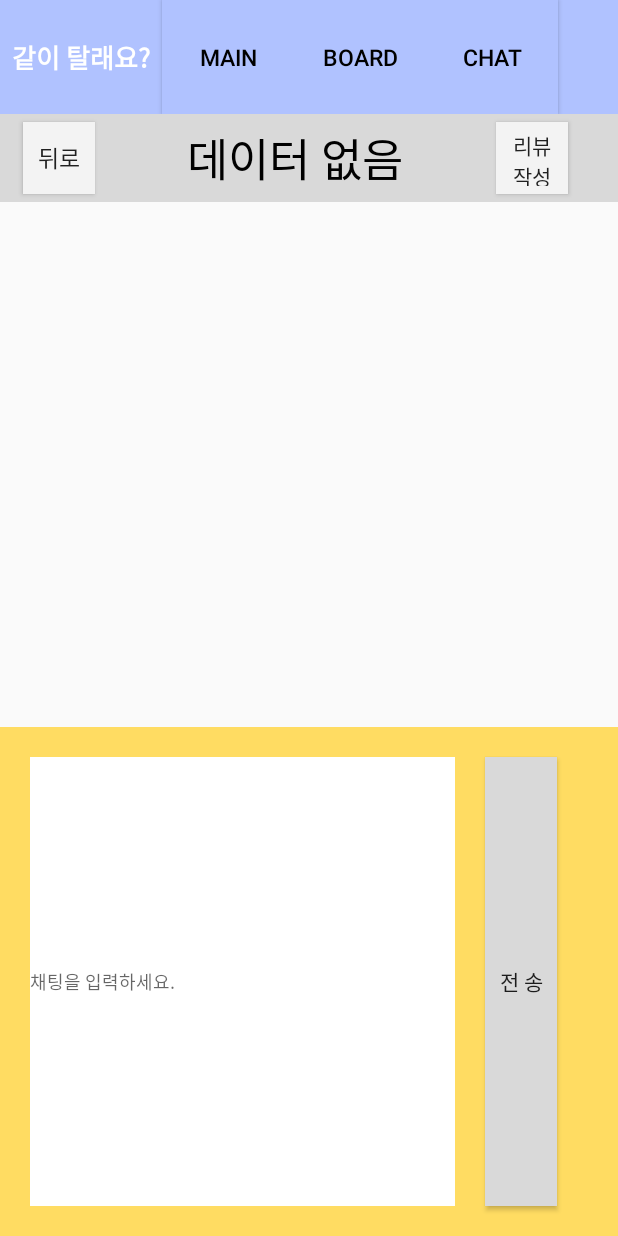
After one commit to mimino01/TeamProject1-team-5, an Android app: the layout activity_chat_testing.xml on its own in the app's theme, with its tools: preview values and no code run, on a phone screen of 412 x 824 dp. The commit adds this screen. Run offline under Robolectric (Android 15) with nearby library versions, the phone set to English and light mode, and no system bars.

```diff
--- /dev/null
+++ b/app/src/main/java/com/example/myapplication/Activity/Other/ChatTestingActivity.java
@@ -0,0 +1,14 @@
+package com.example.myapplication.Activity.Other;
+
+import android.os.Bundle;
+
+import androidx.appcompat.app.AppCompatActivity;
+
+import com.example.myapplication.R;
+
+public class ChatTestingActivity extends AppCompatActivity {
+    protected void onCreate(Bundle savedInstanceState) {
+        super.onCreate(savedInstanceState);
+        setContentView(R.layout.activity_loding);
+    }
+}
--- a/app/src/main/java/com/example/myapplication/Activity/Signin/LoginActivity.java
+++ b/app/src/main/java/com/example/myapplication/Activity/Signin/LoginActivity.java
@@ -63,6 +63,9 @@ public class LoginActivity extends AppCompatActivity {
                     e.printStackTrace();
                 }
                 String[][] temp = (String[][]) server.getRes();
+                if (temp == null) {
+                    Toast.makeText(getApplicationContext(), "서버가 연결되지 않았습니다.", Toast.LENGTH_LONG).show();
+                } else {
                     Log.i(TAG, "login: " + temp[0][0]);
                     if (temp[0][0].equals("true")) {
                         Toast.makeText(getApplicationContext(), "로그인 성공",Toast.LENGTH_LONG).show();
@@ -72,6 +75,7 @@ public class LoginActivity extends AppCompatActivity {
                     } else {
                         Toast.makeText(getApplicationContext(), "로그인 실패",Toast.LENGTH_LONG).show();
                     }
+                }
             });
         } catch (Exception e) {
             e.printStackTrace();
--- /dev/null
+++ b/app/src/main/res/layout/activity_chat_testing.xml
@@ -0,0 +1,174 @@
+<?xml version="1.0" encoding="utf-8"?>
+<LinearLayout xmlns:android="http://schemas.android.com/apk/res/android"
+    xmlns:app="http://schemas.android.com/apk/res-auto"
+    xmlns:tools="http://schemas.android.com/tools"
+    android:layout_width="match_parent"
+    android:layout_height="match_parent"
+    android:orientation="vertical"
+    tools:context=".Activity.Chat.ChatActivity">
+
+
+    <LinearLayout
+        android:layout_width="match_parent"
+        android:layout_height="match_parent"
+        android:orientation="vertical"
+        tools:layout_editor_absoluteX="1dp"
+        tools:layout_editor_absoluteY="1dp">
+
+        <LinearLayout
+            android:layout_width="match_parent"
+            android:layout_height="wrap_content"
+            android:background="#B0C2FF"
+            android:orientation="horizontal"
+            >
+
+            <TextView
+                android:id="@+id/TextView_Title"
+                android:layout_width="108dp"
+                android:layout_height="match_parent"
+                android:layout_marginTop="20dp"
+                android:layout_marginBottom="20dp"
+                android:gravity="center"
+                android:text="같이 탈래요?"
+                android:textColor="#FFFFFF"
+                android:textSize="17dp"
+                android:textStyle="bold"/>
+
+            <Button
+                android:id="@+id/Button_Main"
+                android:layout_width="wrap_content"
+                android:layout_height="match_parent"
+                android:background="#B0C2FF"
+                android:paddingLeft="0dp"
+                android:paddingRight="0dp"
+                android:text="Main"
+                android:textColor="#000000"
+                android:textSize="15dp" />
+
+            <Button
+                android:id="@+id/Button_Board"
+                android:layout_width="wrap_content"
+                android:layout_height="match_parent"
+                android:background="#B0C2FF"
+                android:paddingLeft="0dp"
+                android:paddingRight="0dp"
+                android:text="Board"
+                android:textColor="#000000"
+                android:textSize="15dp" />
+
+            <Button
+                android:id="@+id/Button_Chat"
+                android:layout_width="wrap_content"
+                android:layout_height="match_parent"
+                android:background="#B0C2FF"
+                android:paddingLeft="0dp"
+                android:paddingRight="0dp"
+                android:text="Chat"
+                android:textColor="#000000"
+                android:textSize="15dp" />
+
+        </LinearLayout>
+
+        <LinearLayout
+            android:layout_width="match_parent"
+            android:layout_height="wrap_content"
+            android:background="#D9D9D9"
+            android:orientation="horizontal">
+
+            <Button
+                android:id="@+id/Button_back"
+                android:layout_width="48dp"
+                android:layout_height="48dp"
+                android:layout_marginStart="15dp"
+                android:layout_marginEnd="0dp"
+                android:layout_marginTop="5dp"
+                android:layout_marginBottom="5dp"
+                android:width="20dp"
+                android:height="10dp"
+                android:padding="5dp"
+                android:text="뒤로"
+                android:textSize="15dp"
+                android:background="#F3F3F3"
+                android:layout_gravity="center"
+                android:gravity="center"/>
+
+            <TextView
+                android:id="@+id/TextView_info"
+                android:layout_width="267dp"
+                android:layout_height="match_parent"
+                android:layout_gravity="center"
+                android:gravity="center"
+                android:text="데이터 없음"
+                android:textColor="@color/black"
+                android:textSize="30dp" />
+
+            <Button
+                android:id="@+id/Button_off"
+                android:layout_width="48dp"
+                android:layout_height="48dp"
+                android:layout_marginTop="5dp"
+                android:layout_marginBottom="5dp"
+                android:layout_marginEnd="15dp"
+                android:width="20dp"
+                android:height="10dp"
+                android:padding="5dp"
+                android:text="리뷰    작성"
+                android:textSize="14dp"
+                android:background="#F3F3F3"
+                android:layout_gravity="center"
+                android:gravity="center"/>
+
+
+        </LinearLayout>
+
+        <LinearLayout
+            android:layout_width="match_parent"
+            android:layout_height="350dp"
+            android:orientation="vertical">
+
+            <androidx.recyclerview.widget.RecyclerView
+                android:id="@+id/chatting"
+                android:layout_width="wrap_content"
+                android:layout_height="match_parent"
+                android:layout_gravity="right"
+                android:layout_margin="10dp" />
+
+
+        </LinearLayout>
+
+        <LinearLayout
+            android:layout_width="match_parent"
+            android:layout_height="match_parent"
+            android:background="#FFDC62"
+            android:orientation="horizontal">
+
+            <EditText
+                android:id="@+id/EditText_chat"
+                android:layout_width="283dp"
+                android:layout_height="match_parent"
+                android:layout_marginLeft="20dp"
+                android:layout_marginTop="20dp"
+                android:layout_marginBottom="20dp"
+                android:background="#ffffff"
+                android:hint="채팅을 입력하세요."
+                android:textSize="12dp" />
+
+            <Button
+                android:id="@+id/Button_send"
+                android:layout_width="48dp"
+                android:layout_height="match_parent"
+                android:layout_marginLeft="20dp"
+                android:layout_marginTop="20dp"
+                android:layout_marginBottom="20dp"
+                android:background="#D9D9D9"
+                android:paddingLeft="0dp"
+                android:paddingRight="0dp"
+                android:text="전 송"
+                />
+
+        </LinearLayout>
+
+
+    </LinearLayout>
+
+</LinearLayout>
```
Lines whose indentation alone changed are shown as unchanged.
